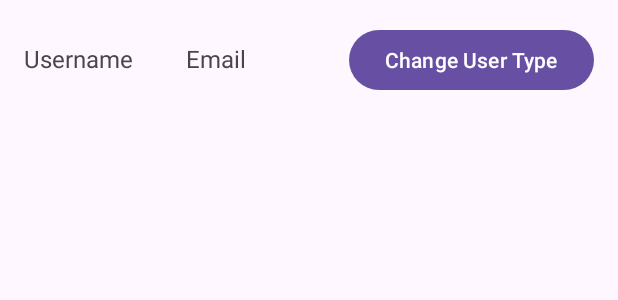
After one commit to CosminMihai73/EcommerceAndroid, an Android app: the layout user_item.xml on its own in the app's theme, with its tools: preview values and no code run, on a phone screen of 412 x 824 dp. The commit adds this screen. Shown: the top 300 px of the screen. Run offline under Robolectric (Android 15) with nearby library versions, the phone set to English and light mode, and no system bars.

Commit message:
Adaugare editare rol user

```diff
--- a/app/src/main/AndroidManifest.xml
+++ b/app/src/main/AndroidManifest.xml
@@ -35,6 +35,7 @@
         <activity android:name=".activities.OrderDetailActivity"/>
         <activity android:name=".activities.ReservationHistoryActivity" />
         <activity android:name=".activities.ManageProductsActivity"/>
+        <activity android:name=".activities.ManageUsersActivity"/>
 
 
 
--- a/app/src/main/res/layout/activity_admin_main.xml
+++ b/app/src/main/res/layout/activity_admin_main.xml
@@ -24,10 +24,10 @@
         android:layout_marginBottom="16dp" />
 
     <Button
-        android:id="@+id/updateProductInfoButton"
+        android:id="@+id/updateUserInfoButton"
         android:layout_width="match_parent"
         android:layout_height="wrap_content"
-        android:text="Actualizare Informații Produse"
+        android:text="Actualizare Informații useri"
         android:background="@drawable/button_background"
         android:textColor="@color/background"
         android:layout_marginBottom="16dp" />
--- /dev/null
+++ b/app/src/main/res/layout/user_item.xml
@@ -0,0 +1,28 @@
+<LinearLayout xmlns:android="http://schemas.android.com/apk/res/android"
+    android:layout_width="match_parent"
+    android:layout_height="wrap_content"
+    android:orientation="horizontal"
+    android:padding="16dp">
+
+    <TextView
+        android:id="@+id/usernameTextView"
+        android:layout_width="0dp"
+        android:layout_height="wrap_content"
+        android:layout_weight="1"
+        android:text="Username"
+        android:textSize="16sp" />
+
+    <TextView
+        android:id="@+id/emailTextView"
+        android:layout_width="0dp"
+        android:layout_height="wrap_content"
+        android:layout_weight="1"
+        android:text="Email"
+        android:textSize="16sp" />
+
+    <Button
+        android:id="@+id/changeUserTypeButton"
+        android:layout_width="wrap_content"
+        android:layout_height="wrap_content"
+        android:text="Change User Type" />
+</LinearLayout>
```
Also changed, not shown: app/src/main/java/com/example/ecommerceapp/activities/AdminMainActivity.java (+8 -8 lines), app/src/main/java/com/example/ecommerceapp/activities/ManageUsersActivity.java (added, +133 -0 lines), app/src/main/java/com/example/ecommerceapp/adapters/UsersAdapter.java (added, +65 -0 lines), app/src/main/java/com/example/ecommerceapp/models/User.java (added, +49 -0 lines), app/src/main/res/layout/activity_manage_users.xml (added, +14 -0 lines).
